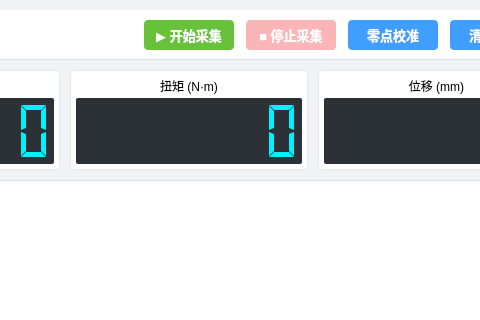
This is forms/MdbPage.ui in Huier-git/Drill2tool as Qt 5 draws it before an edit; both pictures show x 435 to 915 and y 0 to 320 of the 1000 by 800 pixel window. The edited form follows.
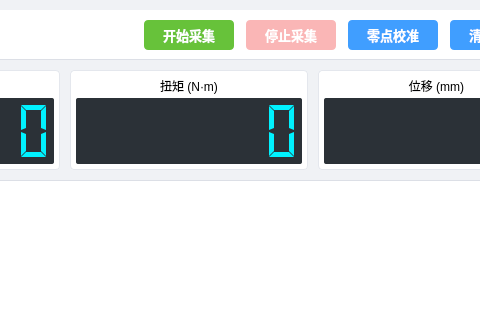
This is the edited form. Custom widgets are drawn as their Qt base class.

```diff
--- a/forms/MdbPage.ui
+++ b/forms/MdbPage.ui
@@ -202,7 +202,7 @@
          <cursorShape>PointingHandCursor</cursorShape>
         </property>
         <property name="text">
-         <string>▶ 开始采集</string>
+         <string>开始采集</string>
         </property>
        </widget>
       </item>
@@ -221,7 +221,7 @@
          <cursorShape>PointingHandCursor</cursorShape>
         </property>
         <property name="text">
-         <string>■ 停止采集</string>
+         <string>停止采集</string>
         </property>
        </widget>
       </item>
```
